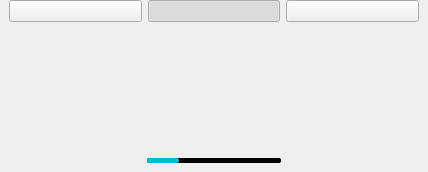
Before: the Qt Designer form forms/ui/menufooter.ui in demlabs-cellframe/dap-ui-sdk, drawn with Qt 5.
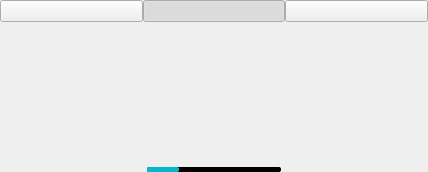
After: the same form once the commit is applied. Custom widgets are drawn as their Qt base class.

Commit message: trying to get rid off smol cream scrollbar looking thingy

Diff of the .ui file:
```diff
--- a/forms/ui/menufooter.ui
+++ b/forms/ui/menufooter.ui
@@ -35,11 +35,26 @@
       <string>footer backgroundcolor</string>
      </property>
      <layout class="QVBoxLayout" name="verticalLayout_2">
+      <property name="spacing">
+       <number>0</number>
+      </property>
+      <property name="leftMargin">
+       <number>0</number>
+      </property>
       <property name="topMargin">
        <number>0</number>
       </property>
+      <property name="rightMargin">
+       <number>0</number>
+      </property>
+      <property name="bottomMargin">
+       <number>0</number>
+      </property>
       <item>
        <layout class="QHBoxLayout" name="horizontalLayout">
+        <property name="spacing">
+         <number>0</number>
+        </property>
         <item>
          <widget class="KelGuiPushButton" name="btnSettings">
           <property name="checkable">
@@ -90,6 +105,9 @@
       </item>
       <item>
        <layout class="QHBoxLayout" name="horizontalLayout_2">
+        <property name="spacing">
+         <number>0</number>
+        </property>
         <item>
          <widget class="QProgressBar" name="progress">
           <property name="styleSheet">
```
Left out of the diff: 9 changed lines with no effect on the pictures.
